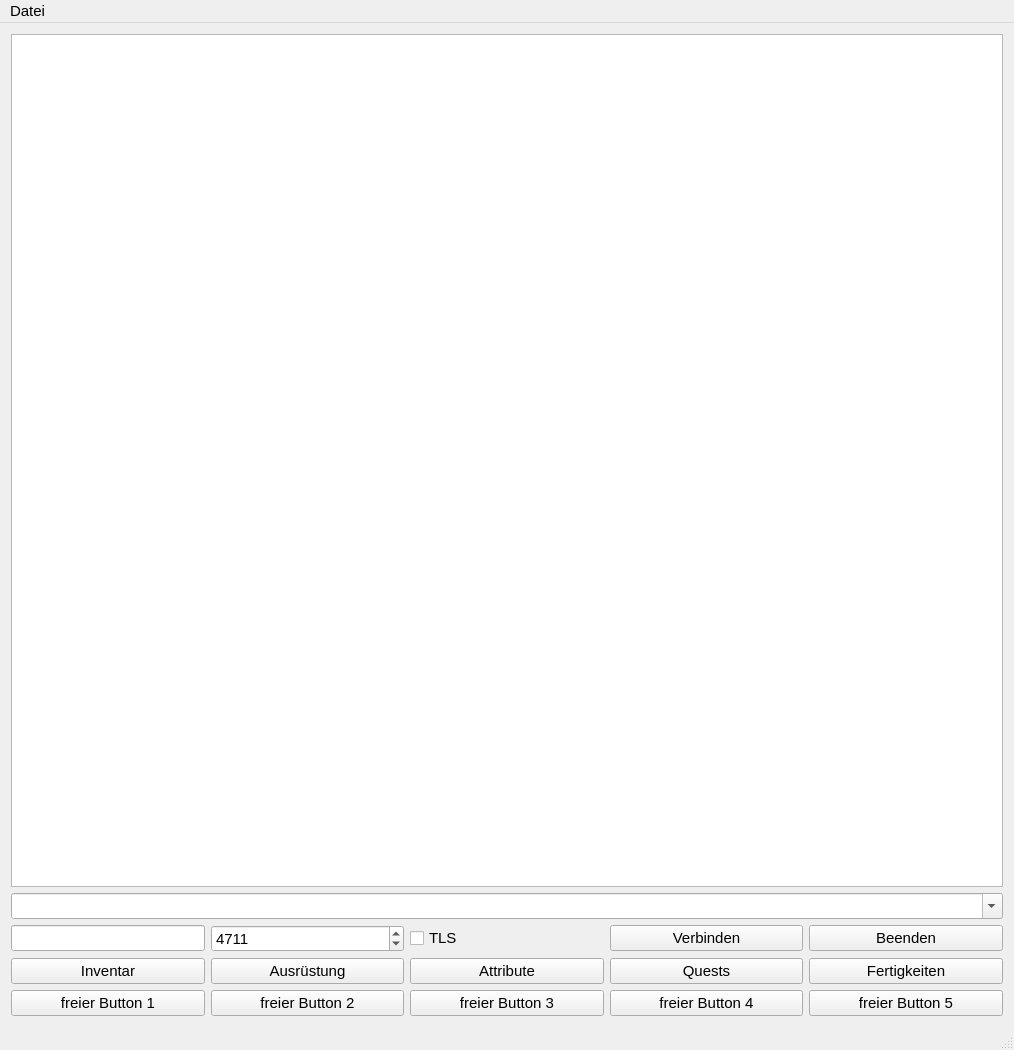
First picture: the form in qTame.ui, repository Tamedhon/qTame, before the edit.
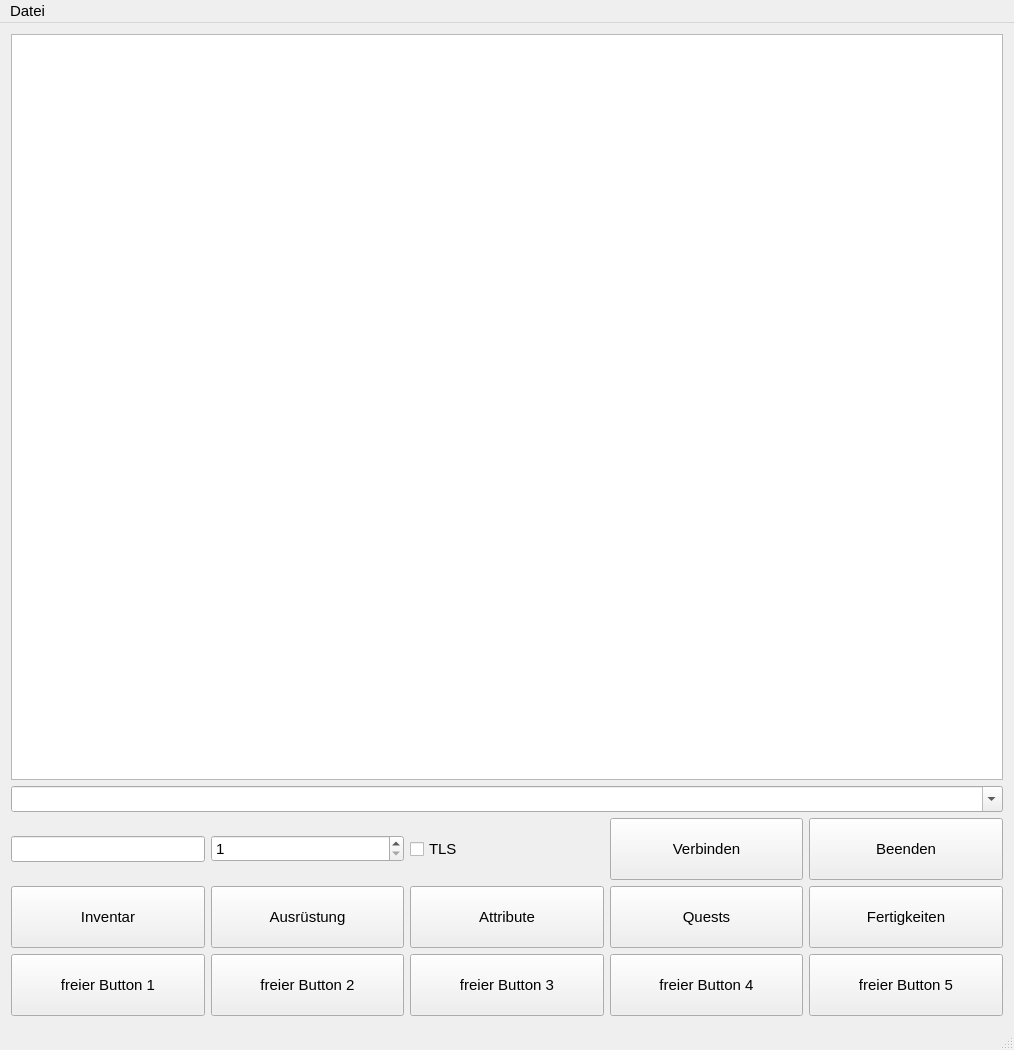
Second picture: the form after the edit. Icons and pictures are not drawn. Custom widgets are drawn as their Qt base class.

The edit to the form file:
```diff
--- a/qTame.ui
+++ b/qTame.ui
@@ -21,8 +21,32 @@
    <layout class="QGridLayout" name="gridLayout_3">
     <item row="5" column="0" colspan="3">
      <layout class="QGridLayout" name="gridLayout">
+      <item row="0" column="3">
+       <widget class="QPushButton" name="btConnect">
+        <property name="minimumSize">
+         <size>
+          <width>0</width>
+          <height>62</height>
+         </size>
+        </property>
+        <property name="font">
+         <font>
+          <pointsize>11</pointsize>
+         </font>
+        </property>
+        <property name="text">
+         <string>Verbinden</string>
+        </property>
+       </widget>
+      </item>
       <item row="1" column="4">
-       <widget class="QPushButton" name="pushButton_5">
+       <widget class="QPushButton" name="btnSkills">
+        <property name="minimumSize">
+         <size>
+          <width>0</width>
+          <height>62</height>
+         </size>
+        </property>
         <property name="font">
          <font>
           <pointsize>11</pointsize>
@@ -33,98 +57,14 @@
         </property>
        </widget>
       </item>
-      <item row="1" column="1">
-       <widget class="QPushButton" name="pushButton_2">
-        <property name="font">
-         <font>
-          <pointsize>11</pointsize>
-         </font>
-        </property>
-        <property name="text">
-         <string>Ausrüstung</string>
-        </property>
-       </widget>
-      </item>
-      <item row="2" column="2">
-       <widget class="QPushButton" name="pushButton_8">
-        <property name="font">
-         <font>
-          <pointsize>11</pointsize>
-         </font>
-        </property>
-        <property name="text">
-         <string>freier Button 3</string>
-        </property>
-       </widget>
-      </item>
-      <item row="0" column="1">
-       <widget class="QSpinBox" name="sbPort">
-        <property name="font">
-         <font>
-          <pointsize>11</pointsize>
-         </font>
-        </property>
-        <property name="minimum">
-         <number>1</number>
-        </property>
-        <property name="maximum">
-         <number>65535</number>
-        </property>
-        <property name="value">
-         <number>4711</number>
-        </property>
-       </widget>
-      </item>
-      <item row="2" column="3">
-       <widget class="QPushButton" name="pushButton_9">
-        <property name="font">
-         <font>
-          <pointsize>11</pointsize>
-         </font>
-        </property>
-        <property name="text">
-         <string>freier Button 4</string>
-        </property>
-       </widget>
-      </item>
-      <item row="1" column="3">
-       <widget class="QPushButton" name="pushButton_4">
-        <property name="font">
-         <font>
-          <pointsize>11</pointsize>
-         </font>
-        </property>
-        <property name="text">
-         <string>Quests</string>
-        </property>
-       </widget>
-      </item>
-      <item row="2" column="0">
-       <widget class="QPushButton" name="pushButton_6">
-        <property name="font">
-         <font>
-          <pointsize>11</pointsize>
-         </font>
-        </property>
-        <property name="text">
-         <string>freier Button 1</string>
-        </property>
-       </widget>
-      </item>
-      <item row="1" column="2">
-       <widget class="QPushButton" name="pushButton_3">
-        <property name="font">
-         <font>
-          <pointsize>11</pointsize>
-         </font>
-        </property>
-        <property name="text">
-         <string>Attribute</string>
-        </property>
-       </widget>
-      </item>
       <item row="1" column="0">
-       <widget class="QPushButton" name="pushButton">
+       <widget class="QPushButton" name="btnInv">
+        <property name="minimumSize">
+         <size>
+          <width>0</width>
+          <height>62</height>
+         </size>
+        </property>
         <property name="font">
          <font>
           <pointsize>11</pointsize>
@@ -135,32 +75,14 @@
         </property>
        </widget>
       </item>
-      <item row="0" column="4">
-       <widget class="QPushButton" name="pushButton_11">
-        <property name="font">
-         <font>
-          <pointsize>11</pointsize>
-         </font>
-        </property>
-        <property name="text">
-         <string>Beenden</string>
-        </property>
-       </widget>
-      </item>
-      <item row="0" column="3">
-       <widget class="QPushButton" name="btConnect">
-        <property name="font">
-         <font>
-          <pointsize>11</pointsize>
-         </font>
-        </property>
-        <property name="text">
-         <string>Verbinden</string>
-        </property>
-       </widget>
-      </item>
       <item row="2" column="4">
-       <widget class="QPushButton" name="pushButton_10">
+       <widget class="QPushButton" name="btnFrei5">
+        <property name="minimumSize">
+         <size>
+          <width>0</width>
+          <height>62</height>
+         </size>
+        </property>
         <property name="font">
          <font>
           <pointsize>11</pointsize>
@@ -171,6 +93,42 @@
         </property>
        </widget>
       </item>
+      <item row="1" column="2">
+       <widget class="QPushButton" name="btnAttr">
+        <property name="minimumSize">
+         <size>
+          <width>0</width>
+          <height>62</height>
+         </size>
+        </property>
+        <property name="font">
+         <font>
+          <pointsize>11</pointsize>
+         </font>
+        </property>
+        <property name="text">
+         <string>Attribute</string>
+        </property>
+       </widget>
+      </item>
+      <item row="2" column="2">
+       <widget class="QPushButton" name="btnFrei3">
+        <property name="minimumSize">
+         <size>
+          <width>0</width>
+          <height>62</height>
+         </size>
+        </property>
+        <property name="font">
+         <font>
+          <pointsize>11</pointsize>
+         </font>
+        </property>
+        <property name="text">
+         <string>freier Button 3</string>
+        </property>
+       </widget>
+      </item>
       <item row="0" column="0">
        <widget class="QLineEdit" name="leAddr">
         <property name="sizePolicy">
@@ -186,8 +144,32 @@
         </property>
        </widget>
       </item>
+      <item row="1" column="3">
+       <widget class="QPushButton" name="btnQuests">
+        <property name="minimumSize">
+         <size>
+          <width>0</width>
+          <height>62</height>
+         </size>
+        </property>
+        <property name="font">
+         <font>
+          <pointsize>11</pointsize>
+         </font>
+        </property>
+        <property name="text">
+         <string>Quests</string>
+        </property>
+       </widget>
+      </item>
       <item row="2" column="1">
-       <widget class="QPushButton" name="pushButton_7">
+       <widget class="QPushButton" name="btnFrei2">
+        <property name="minimumSize">
+         <size>
+          <width>0</width>
+          <height>62</height>
+         </size>
+        </property>
         <property name="font">
          <font>
           <pointsize>11</pointsize>
@@ -198,6 +180,78 @@
         </property>
        </widget>
       </item>
+      <item row="2" column="0">
+       <widget class="QPushButton" name="btnFrei1">
+        <property name="minimumSize">
+         <size>
+          <width>0</width>
+          <height>62</height>
+         </size>
+        </property>
+        <property name="font">
+         <font>
+          <pointsize>11</pointsize>
+         </font>
+        </property>
+        <property name="text">
+         <string>freier Button 1</string>
+        </property>
+       </widget>
+      </item>
+      <item row="1" column="1">
+       <widget class="QPushButton" name="btnEquip">
+        <property name="minimumSize">
+         <size>
+          <width>0</width>
+          <height>62</height>
+         </size>
+        </property>
+        <property name="font">
+         <font>
+          <pointsize>11</pointsize>
+         </font>
+        </property>
+        <property name="text">
+         <string>Ausrüstung</string>
+        </property>
+       </widget>
+      </item>
+      <item row="0" column="4">
+       <widget class="QPushButton" name="btnClose">
+        <property name="minimumSize">
+         <size>
+          <width>0</width>
+          <height>62</height>
+         </size>
+        </property>
+        <property name="font">
+         <font>
+          <pointsize>11</pointsize>
+         </font>
+        </property>
+        <property name="text">
+         <string>Beenden</string>
+        </property>
+       </widget>
+      </item>
+      <item row="2" column="3">
+       <widget class="QPushButton" name="btnFrei4">
+        <property name="minimumSize">
+         <size>
+          <width>0</width>
+          <height>62</height>
+         </size>
+        </property>
+        <property name="font">
+         <font>
+          <pointsize>11</pointsize>
+         </font>
+        </property>
+        <property name="text">
+         <string>freier Button 4</string>
+        </property>
+       </widget>
+      </item>
       <item row="0" column="2">
        <widget class="QCheckBox" name="checkBox">
         <property name="font">
@@ -213,6 +267,24 @@
         </property>
        </widget>
       </item>
+      <item row="0" column="1">
+       <widget class="QSpinBox" name="sbPort">
+        <property name="font">
+         <font>
+          <pointsize>11</pointsize>
+         </font>
+        </property>
+        <property name="minimum">
+         <number>1</number>
+        </property>
+        <property name="maximum">
+         <number>65535</number>
+        </property>
+        <property name="value">
+         <number>1</number>
+        </property>
+       </widget>
+      </item>
      </layout>
     </item>
     <item row="4" column="0" colspan="3">
```
Left out of the diff: 6 changed lines with no effect on the pictures.
